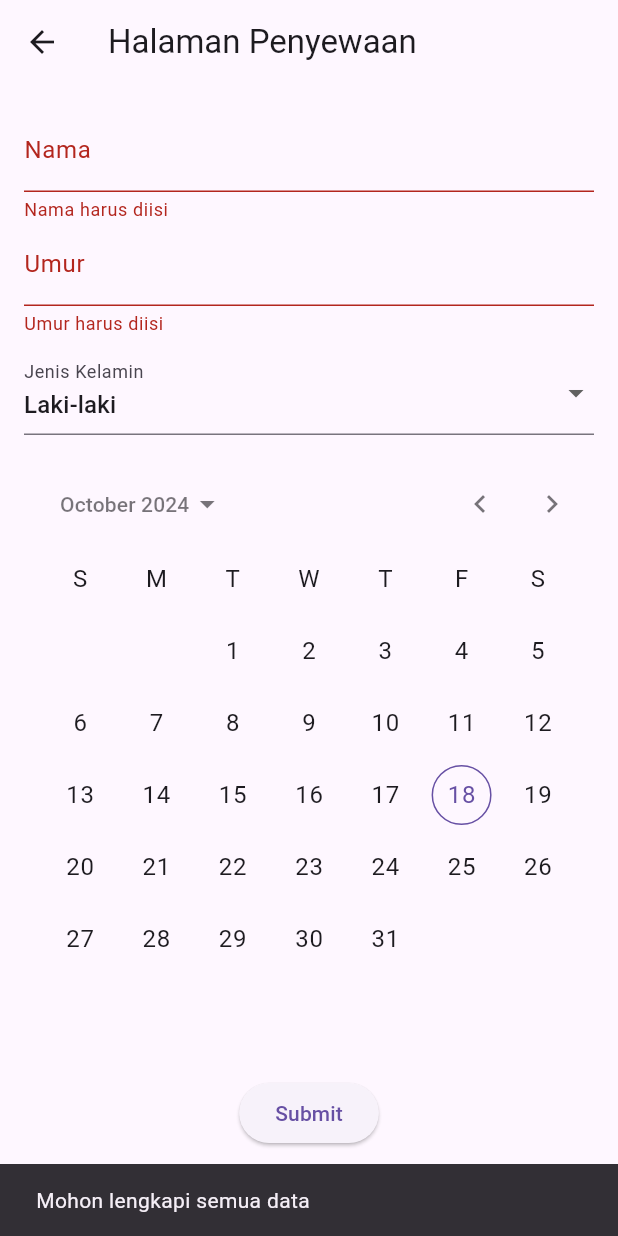
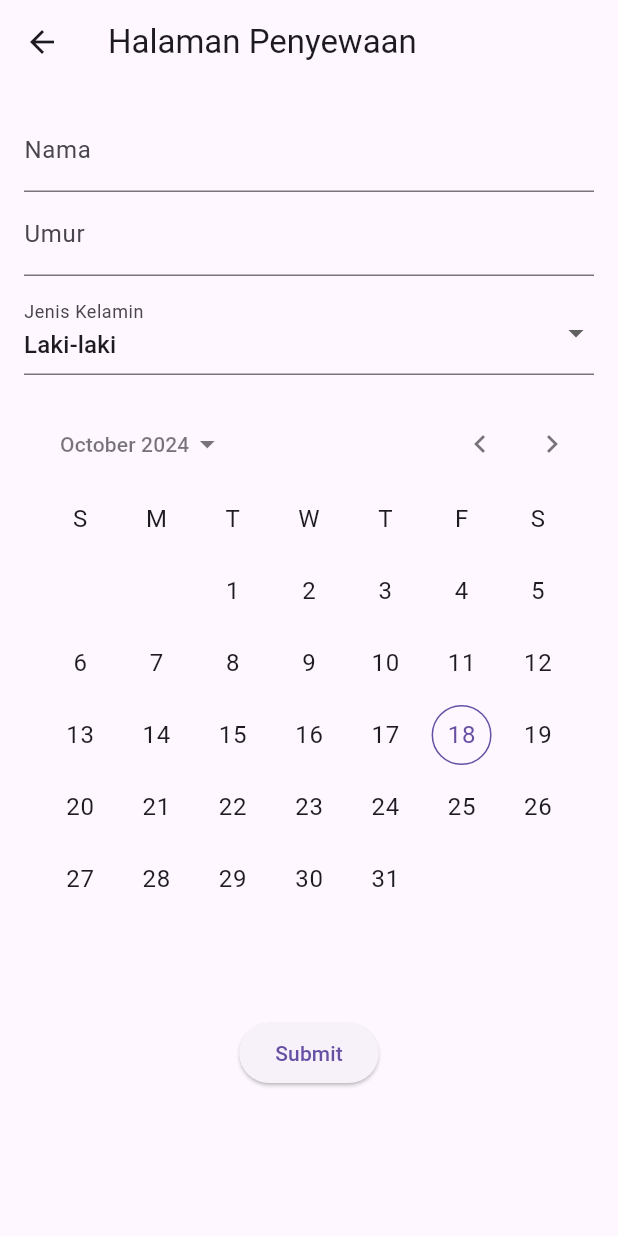
Before and after one commit to abdulrozzaq05/Mobile-Pogramming, a Flutter app: the Sewa screen opened directly, after a tap on "Submit", on a phone screen of 412 x 824 dp. Run offline on Flutter 3.47's test engine with Material 3 defaults, Android fonts, the light colour scheme and no system bars; drawn by our look-alikes of calendar_date_picker2.

Commit message:
sewa.dart

```diff
--- a/lib/sewa.dart
+++ b/lib/sewa.dart
@@ -12,8 +12,8 @@ class _SewaState extends State<Sewa> {
   final _formKey = GlobalKey<FormState>();
   final TextEditingController _nameController = TextEditingController();
   final TextEditingController _ageController = TextEditingController();
-  String _gender = 'Laki-laki'; // Default gender
-  List<DateTime?> _dates = [null]; // List to store the selected date(s)
+  String _gender = 'Laki-laki';
+  List<DateTime?> _dates = [null];
 
   @override
   Widget build(BuildContext context) {
@@ -66,7 +66,6 @@ class _SewaState extends State<Sewa> {
               ),
               const SizedBox(height: 20),
 
-              // Widget CalendarDatePicker2
               CalendarDatePicker2(
                 config: CalendarDatePicker2Config(),
                 value: _dates,
@@ -80,17 +79,16 @@ class _SewaState extends State<Sewa> {
               const SizedBox(height: 20),
               ElevatedButton(
                 onPressed: () {
-                  if (_formKey.currentState!.validate() && _dates[0] != null) {
-                    // Simpan data atau lakukan aksi lain
-                    ScaffoldMessenger.of(context).showSnackBar(
-                      const SnackBar(content: Text('Penyewaan berhasil')),
-                    );
-                  } else {
-                    ScaffoldMessenger.of(context).showSnackBar(
-                      const SnackBar(
-                          content: Text('Mohon lengkapi semua data')),
-                    );
-                  }
+                  // if (_formKey.currentState!.validate() && _dates[0] != null) {
+                  //   ScaffoldMessenger.of(context).showSnackBar(
+                  //     const SnackBar(content: Text('Penyewaan berhasil')),
+                  //   );
+                  // } else {
+                  //   ScaffoldMessenger.of(context).showSnackBar(
+                  //     const SnackBar(
+                  //         content: Text('Mohon lengkapi semua data')),
+                  //   );
+                  // }
                 },
                 child: const Text('Submit'),
               ),
```
